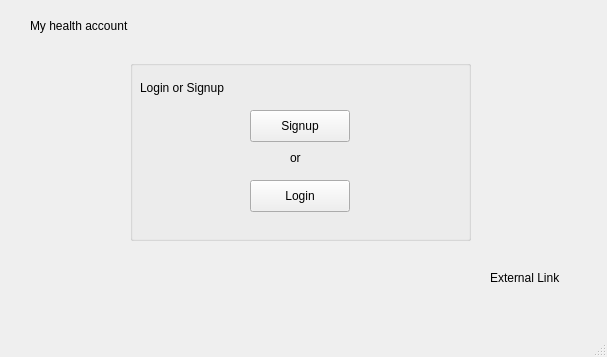
Before: the Qt Designer form landingpage.ui in Darijan444/COV-19-Desktop_App, drawn with Qt 5.
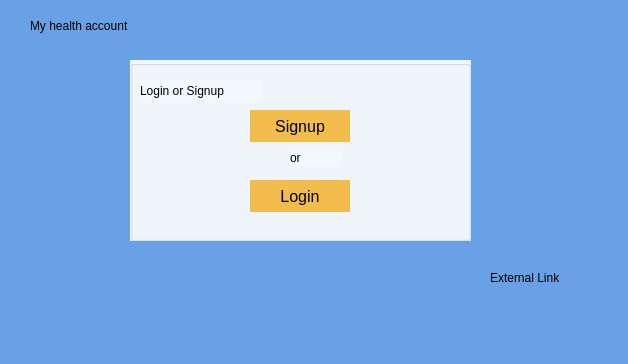
After: the same form once the commit is applied.

Commit message: changed color and the layout for user part

```diff
--- a/landingpage.ui
+++ b/landingpage.ui
@@ -6,8 +6,8 @@
    <rect>
     <x>0</x>
     <y>0</y>
-    <width>607</width>
-    <height>357</height>
+    <width>628</width>
+    <height>364</height>
    </rect>
   </property>
   <property name="font">
@@ -18,14 +18,17 @@
   <property name="windowTitle">
    <string>MainWindow</string>
   </property>
+  <property name="styleSheet">
+   <string notr="true">background-color: rgb(104, 161, 229);</string>
+  </property>
   <widget class="QWidget" name="centralwidget">
    <widget class="QLabel" name="label">
     <property name="geometry">
      <rect>
       <x>30</x>
-      <y>10</y>
-      <width>201</width>
-      <height>31</height>
+      <y>0</y>
+      <width>331</width>
+      <height>51</height>
      </rect>
     </property>
     <property name="styleSheet">
@@ -44,6 +47,9 @@
       <height>181</height>
      </rect>
     </property>
+    <property name="styleSheet">
+     <string notr="true">background-color: rgb(242, 248, 253)</string>
+    </property>
     <property name="title">
      <string/>
     </property>
@@ -52,8 +58,8 @@
       <rect>
        <x>10</x>
        <y>20</y>
-       <width>101</width>
-       <height>16</height>
+       <width>121</width>
+       <height>21</height>
       </rect>
      </property>
      <property name="text">
@@ -72,6 +78,29 @@
      <property name="toolTip">
       <string>ToolTip</string>
      </property>
+     <property name="styleSheet">
+      <string notr="true">QPushButton {
+
+    background-color: rgb(242, 189, 76); 
+
+    border: none; 
+
+    color: rgb(0, 0, 0); 
+
+    font: 16px;
+
+} 
+
+QPushButton:hover { 
+
+    background-color: rgb(245, 149, 66); 
+
+    border: none; 
+
+    color: rgb(0, 43, 255); 
+
+}</string>
+     </property>
      <property name="text">
       <string>Signup</string>
      </property>
@@ -85,6 +114,29 @@
        <height>32</height>
       </rect>
      </property>
+     <property name="styleSheet">
+      <string notr="true">QPushButton {
+
+    background-color: rgb(242, 189, 76); 
+
+    border: none; 
+
+    color: rgb(0, 0, 0); 
+
+    font: 16px;
+
+} 
+
+QPushButton:hover { 
+
+    background-color: rgb(245, 149, 66); 
+
+    border: none; 
+
+    color: rgb(0, 43, 255); 
+
+}</string>
+     </property>
      <property name="text">
       <string>Login</string>
      </property>
```
Left out of the diff: 4 changed lines with no effect on the pictures. The commit also changes 13 other files.
